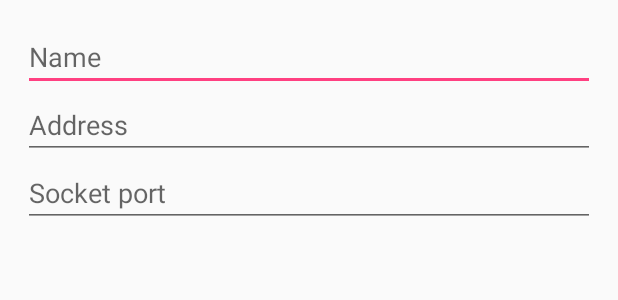
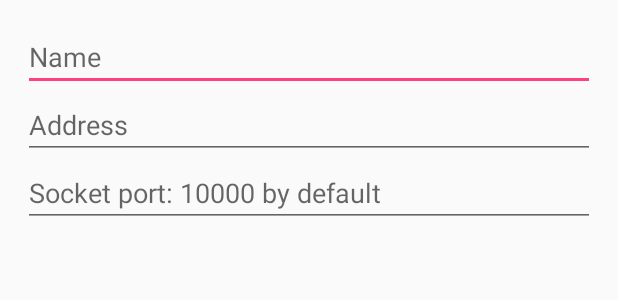
Before and after one commit to gabrielmdc/gcr-cli-android, an Android app: the layout dialog_server.xml on its own in the app's theme, with its tools: preview values and no code run, on a phone screen of 412 x 824 dp. Shown: the top 300 px of the screen. Run offline under Robolectric (Android 15) with nearby library versions, the phone set to English and light mode, and no system bars.

Commit message:
Feat: add socket port value by default (10000)

```diff
--- a/app/src/main/java/gcr/cli/android/app/MainActivity.java
+++ b/app/src/main/java/gcr/cli/android/app/MainActivity.java
@@ -114,7 +114,8 @@ public class MainActivity extends AppCompatActivity implements AdapterView.OnIte
             public void onClick(DialogInterface dialog, int which) {
                 String serverName = serverNameEditText.getText().toString().trim();
                 String serverAddress = serverAddressEditText.getText().toString().trim();
-                int socketPort = Integer.parseInt(socketPortEditText.getText().toString().trim());
+                String socketPortStr = socketPortEditText.getText().toString().trim();
+                int socketPort = socketPortStr.isEmpty()? 10000 : Integer.parseInt(socketPortStr);
                 if(serverName.length() > 0 && serverAddress.length() > 0) {
                     editServer(server, serverName, serverAddress, socketPort);
                 }
@@ -140,7 +141,8 @@ public class MainActivity extends AppCompatActivity implements AdapterView.OnIte
             public void onClick(DialogInterface dialog, int which) {
                 String serverName = serverNameEditText.getText().toString().trim();
                 String serverAddress = serverAddressEditText.getText().toString().trim();
-                int socketPort = Integer.parseInt(socketPortEditText.getText().toString().trim());
+                String socketPortStr = socketPortEditText.getText().toString().trim();
+                int socketPort = socketPortStr.isEmpty()? 10000 : Integer.parseInt(socketPortStr);
                 if(serverName.length() > 0 && serverAddress.length() > 0) {
                     createNewServer(serverName, serverAddress, socketPort);
                 }
--- a/app/src/main/res/layout/dialog_server.xml
+++ b/app/src/main/res/layout/dialog_server.xml
@@ -30,8 +30,9 @@
             android:id="@+id/socketPortEditText"
             android:layout_width="match_parent"
             android:layout_height="wrap_content"
+            android:inputType="number"
             android:ems="10"
-            android:hint="Socket port"
-            android:inputType="textPersonName" />
+            android:hint="Socket port: 10000 by default"
+            />
     </LinearLayout>
 </android.support.constraint.ConstraintLayout>
```
